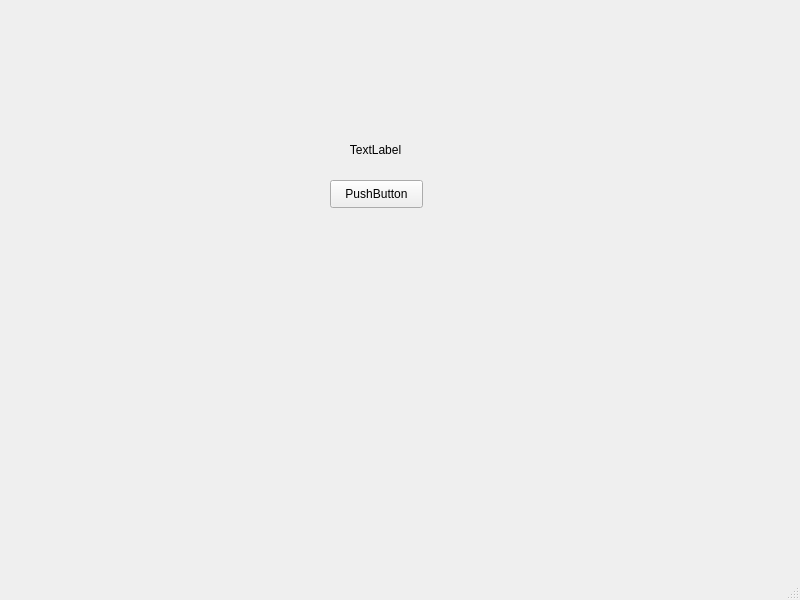
UM-Driverless/TADA, file qt_software/window.ui: the form before one commit.
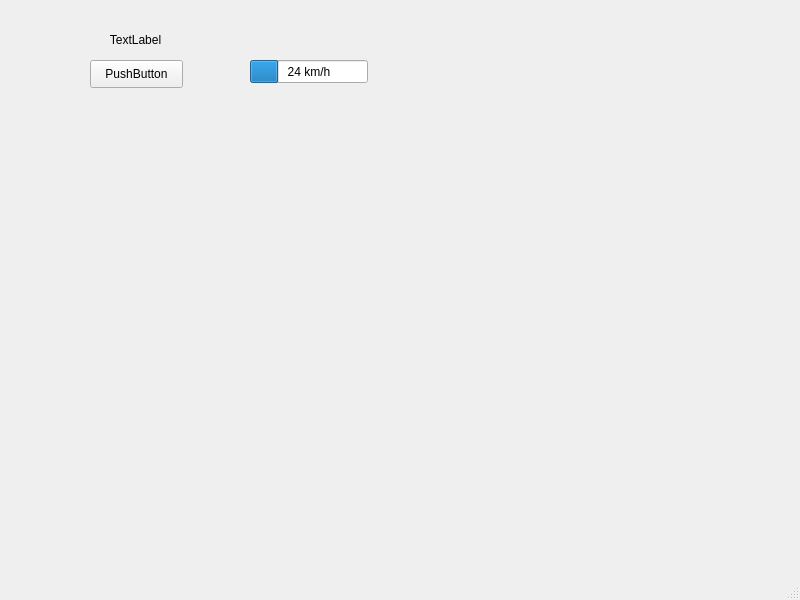
The form after the commit.

```diff
--- a/qt_software/window.ui
+++ b/qt_software/window.ui
@@ -17,8 +17,8 @@
    <widget class="QPushButton" name="pushButton">
     <property name="geometry">
      <rect>
-      <x>330</x>
-      <y>180</y>
+      <x>90</x>
+      <y>60</y>
       <width>93</width>
       <height>28</height>
      </rect>
@@ -30,8 +30,8 @@
    <widget class="QLabel" name="label">
     <property name="geometry">
      <rect>
-      <x>270</x>
-      <y>140</y>
+      <x>30</x>
+      <y>30</y>
       <width>211</width>
       <height>20</height>
      </rect>
@@ -43,6 +43,34 @@
      <set>Qt::AlignCenter</set>
     </property>
    </widget>
+   <widget class="QProgressBar" name="speed">
+    <property name="geometry">
+     <rect>
+      <x>250</x>
+      <y>60</y>
+      <width>118</width>
+      <height>23</height>
+     </rect>
+    </property>
+    <property name="layoutDirection">
+     <enum>Qt::LeftToRight</enum>
+    </property>
+    <property name="autoFillBackground">
+     <bool>false</bool>
+    </property>
+    <property name="value">
+     <number>24</number>
+    </property>
+    <property name="orientation">
+     <enum>Qt::Horizontal</enum>
+    </property>
+    <property name="textDirection">
+     <enum>QProgressBar::TopToBottom</enum>
+    </property>
+    <property name="format">
+     <string>%p km/h</string>
+    </property>
+   </widget>
   </widget>
   <widget class="QMenuBar" name="menubar">
    <property name="geometry">
```
Left out of the diff: 2 changed lines with no effect on the pictures.
